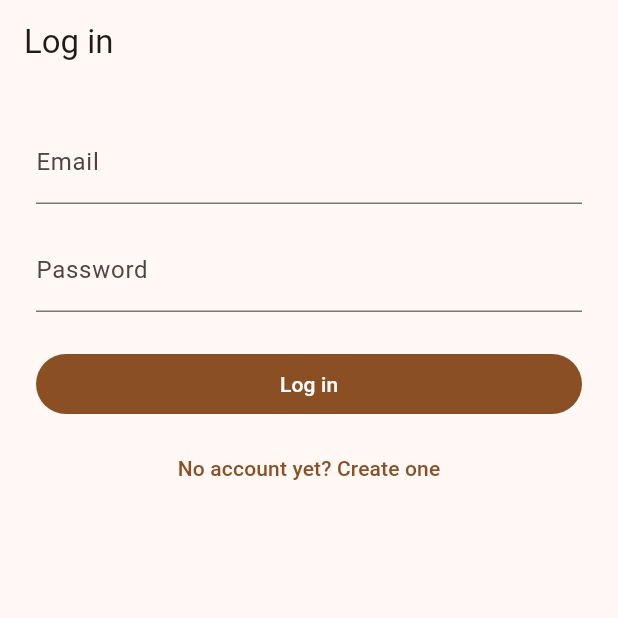
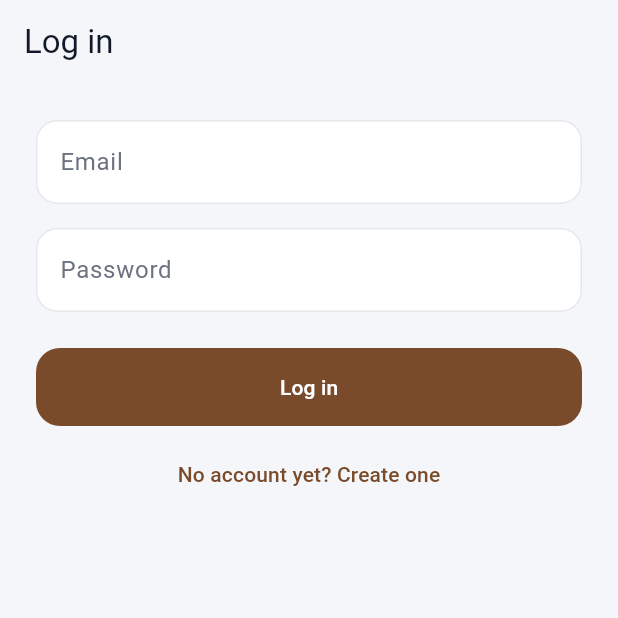
Before and after one commit to frajahmed/TAMRA, a Flutter app: the screen it shows after launch, on a phone screen of 412 x 824 dp, the top half of it. Run offline on Flutter 3.47's test engine with Material 3 defaults, Android fonts, the phone set to English and light mode, and no system bars; our stand-ins replace dio, flutter_riverpod, flutter_secure_storage, go_router; missing offline and left inert: app_settings, mobile_scanner; accounts and stored records are empty.

Commit message:
feat(app): design system tokens for light/dark mode; docs/DESIGN.md and backlog
Co-Authored-By: Claude Opus 5.5 <noreply@anthropic.com>
Claude-Session: https://claude.ai/code/session_01XKjyVspzZk7TGqy3jAXCkN

```diff
--- a/app/lib/app/theme.dart
+++ b/app/lib/app/theme.dart
@@ -1,21 +1,196 @@
 import 'package:flutter/material.dart';
 
-/// TAMRA colours: date brown as seed, Material 3.
+/// TAMRA colour tokens for light and dark mode (see docs/DESIGN.md).
+///
+/// Brand: date brown for buttons and identity. Progress (calorie arc, charts): blue.
+/// Macros always use the same colours so users recognise them on every screen.
+@immutable
+class AppColors extends ThemeExtension<AppColors> {
+  /// Creates a full set of tokens; use [light] or [dark].
+  const AppColors({
+    required this.background,
+    required this.surface,
+    required this.border,
+    required this.textPrimary,
+    required this.textSecondary,
+    required this.brand,
+    required this.progress,
+    required this.carbs,
+    required this.fat,
+    required this.protein,
+  });
+
+  /// Page background behind the cards.
+  final Color background;
+
+  /// Cards, sheets and the navigation dock.
+  final Color surface;
+
+  /// Thin card border and dividers (replaces shadows in dark mode).
+  final Color border;
+
+  /// Main text.
+  final Color textPrimary;
+
+  /// Labels, hints and secondary numbers.
+  final Color textSecondary;
+
+  /// TAMRA date brown: primary buttons, logo, selected navigation item.
+  final Color brand;
+
+  /// Progress blue: calorie arc, charts, goal lines.
+  final Color progress;
+
+  /// Carbohydrates in rings, bars and labels.
+  final Color carbs;
+
+  /// Fat in rings, bars and labels.
+  final Color fat;
+
+  /// Protein in rings, bars and labels.
+  final Color protein;
+
+  /// Tokens for light mode.
+  static const light = AppColors(
+    background: Color(0xFFF4F6F9),
+    surface: Color(0xFFFFFFFF),
+    border: Color(0xFFE5E7EB),
+    textPrimary: Color(0xFF111827),
+    textSecondary: Color(0xFF6B7280),
+    brand: Color(0xFF7A4B2A),
+    progress: Color(0xFF2563EB),
+    carbs: Color(0xFFF97316),
+    fat: Color(0xFF84CC16),
+    protein: Color(0xFF3B82F6),
+  );
+
+  /// Tokens for dark mode: no pure black, slightly brighter accents.
+  static const dark = AppColors(
+    background: Color(0xFF0F1117),
+    surface: Color(0xFF1A1D26),
+    border: Color(0xFF2D313E),
+    textPrimary: Color(0xFFF9FAFB),
+    textSecondary: Color(0xFF9CA3AF),
+    brand: Color(0xFFC08A5B),
+    progress: Color(0xFF3B82F6),
+    carbs: Color(0xFFFB923C),
+    fat: Color(0xFFA3E635),
+    protein: Color(0xFF60A5FA),
+  );
+
+  /// The tokens of the current theme.
+  static AppColors of(BuildContext context) =>
+      Theme.of(context).extension<AppColors>() ?? light;
+
+  @override
+  AppColors copyWith({
+    Color? background,
+    Color? surface,
+    Color? border,
+    Color? textPrimary,
+    Color? textSecondary,
+    Color? brand,
+    Color? progress,
+    Color? carbs,
+    Color? fat,
+    Color? protein,
+  }) {
+    return AppColors(
+      background: background ?? this.background,
+      surface: surface ?? this.surface,
+      border: border ?? this.border,
+      textPrimary: textPrimary ?? this.textPrimary,
+      textSecondary: textSecondary ?? this.textSecondary,
+      brand: brand ?? this.brand,
+      progress: progress ?? this.progress,
+      carbs: carbs ?? this.carbs,
+      fat: fat ?? this.fat,
+      protein: protein ?? this.protein,
+    );
+  }
+
+  @override
+  AppColors lerp(ThemeExtension<AppColors>? other, double t) {
+    if (other is! AppColors) return this;
+    return AppColors(
+      background: Color.lerp(background, other.background, t)!,
+      surface: Color.lerp(surface, other.surface, t)!,
+      border: Color.lerp(border, other.border, t)!,
+      textPrimary: Color.lerp(textPrimary, other.textPrimary, t)!,
+      textSecondary: Color.lerp(textSecondary, other.textSecondary, t)!,
+      brand: Color.lerp(brand, other.brand, t)!,
+      progress: Color.lerp(progress, other.progress, t)!,
+      carbs: Color.lerp(carbs, other.carbs, t)!,
+      fat: Color.lerp(fat, other.fat, t)!,
+      protein: Color.lerp(protein, other.protein, t)!,
+    );
+  }
+}
+
+/// Material 3 themes built from [AppColors]; the app follows the phone's light/dark setting.
 abstract final class AppTheme {
+  /// Brand seed colour (date brown).
   static const Color seed = Color(0xFF7A4B2A);
 
-  /// Light theme (default during the day).
-  static ThemeData light() => ThemeData(
-        useMaterial3: true,
-        colorScheme: ColorScheme.fromSeed(seedColor: seed),
-      );
+  /// Light theme: soft grey-blue background, white cards with a light border.
+  static ThemeData light() => _build(AppColors.light, Brightness.light);
 
-  /// Dark theme, used when the phone is in dark mode.
-  static ThemeData dark() => ThemeData(
-        useMaterial3: true,
-        colorScheme: ColorScheme.fromSeed(
-          seedColor: seed,
-          brightness: Brightness.dark,
+  /// Dark theme: deep background, charcoal cards with a subtle border instead of shadows.
+  static ThemeData dark() => _build(AppColors.dark, Brightness.dark);
+
+  static ThemeData _build(AppColors colors, Brightness brightness) {
+    final scheme = ColorScheme.fromSeed(seedColor: seed, brightness: brightness).copyWith(
+      primary: colors.brand,
+      secondary: colors.progress,
+      surface: colors.surface,
+      onSurface: colors.textPrimary,
+      onSurfaceVariant: colors.textSecondary,
+      outlineVariant: colors.border,
+    );
+    final cardShape = RoundedRectangleBorder(
+      borderRadius: BorderRadius.circular(20),
+      side: BorderSide(color: colors.border),
+    );
+    return ThemeData(
+      useMaterial3: true,
+      colorScheme: scheme,
+      scaffoldBackgroundColor: colors.background,
+      extensions: [colors],
+      appBarTheme: AppBarTheme(
+        backgroundColor: colors.background,
+        foregroundColor: colors.textPrimary,
+        elevation: 0,
+        scrolledUnderElevation: 0,
+      ),
+      cardTheme: CardThemeData(
+        color: colors.surface,
+        elevation: brightness == Brightness.light ? 1 : 0,
+        shadowColor: Colors.black.withValues(alpha: 0.05),
+        surfaceTintColor: Colors.transparent,
+        shape: cardShape,
+        margin: EdgeInsetsDirectional.zero,
+      ),
+      dividerTheme: DividerThemeData(color: colors.border, thickness: 1),
+      filledButtonTheme: FilledButtonThemeData(
+        style: FilledButton.styleFrom(
+          backgroundColor: colors.brand,
+          foregroundColor: Colors.white,
+          padding: const EdgeInsetsDirectional.symmetric(horizontal: 24, vertical: 16),
+          shape: RoundedRectangleBorder(borderRadius: BorderRadius.circular(16)),
         ),
-      );
+      ),
+      inputDecorationTheme: InputDecorationTheme(
+        filled: true,
+        fillColor: colors.surface,
+        border: OutlineInputBorder(
+          borderRadius: BorderRadius.circular(14),
+          borderSide: BorderSide(color: colors.border),
+        ),
+        enabledBorder: OutlineInputBorder(
+          borderRadius: BorderRadius.circular(14),
+          borderSide: BorderSide(color: colors.border),
+        ),
+      ),
+    );
+  }
 }
```
Also changed, not shown: 9 other files.
